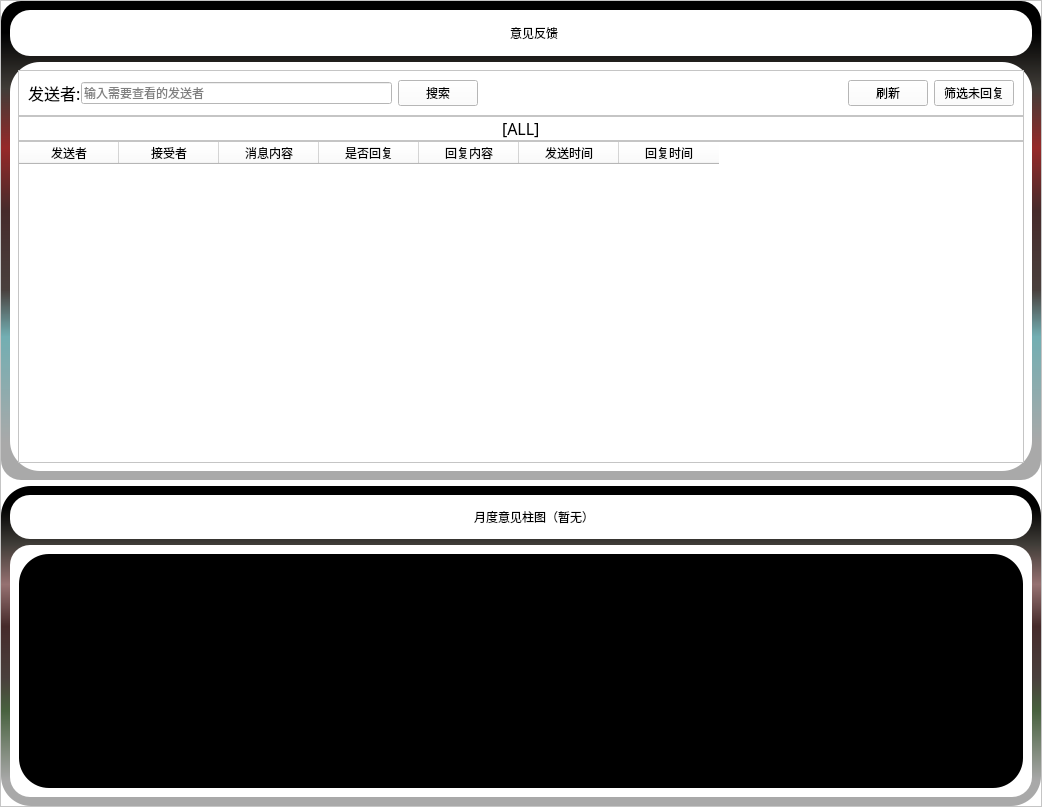
This is FinalProject/message_info_window.ui in musuwer/QtCourse as Qt 5 draws it before an edit. The edited form follows.
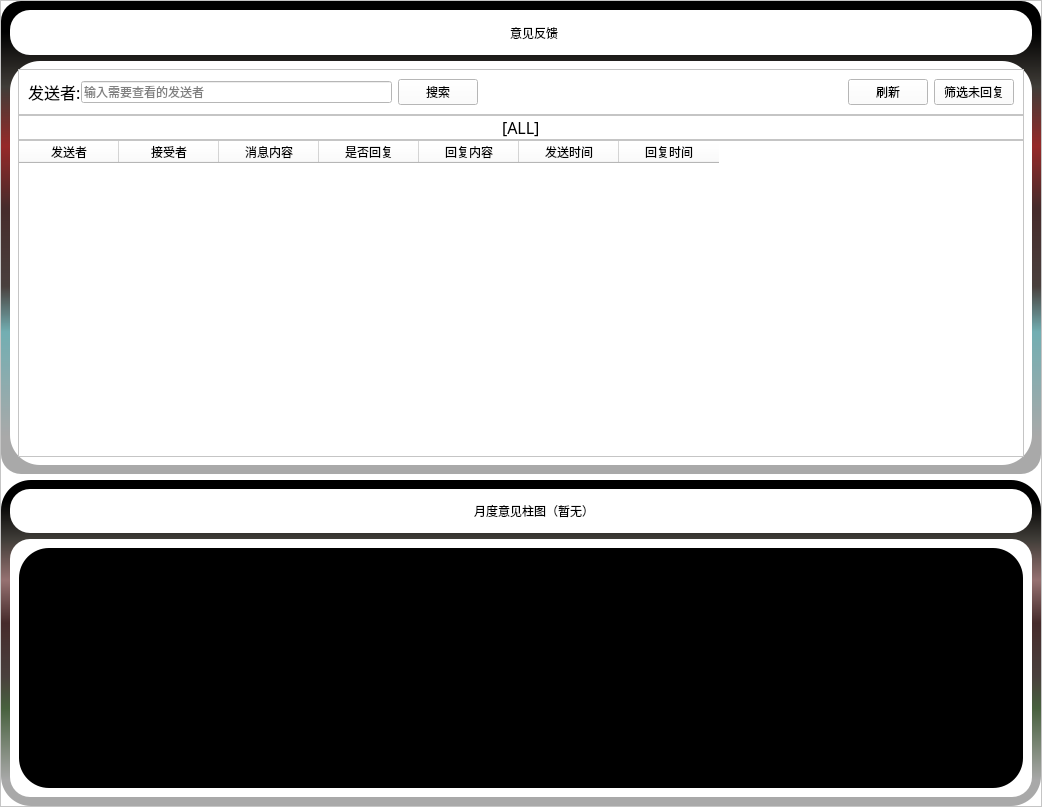
This is the edited form. Icons and pictures are not drawn.

```diff
--- a/FinalProject/message_info_window.ui
+++ b/FinalProject/message_info_window.ui
@@ -679,6 +679,18 @@
            <layout class="QVBoxLayout" name="verticalLayout_7">
             <item>
              <widget class="QWidget" name="advise_widget" native="true">
+              <property name="sizePolicy">
+               <sizepolicy hsizetype="Expanding" vsizetype="Expanding">
+                <horstretch>0</horstretch>
+                <verstretch>0</verstretch>
+               </sizepolicy>
+              </property>
+              <property name="minimumSize">
+               <size>
+                <width>0</width>
+                <height>240</height>
+               </size>
+              </property>
               <property name="styleSheet">
                <string notr="true">background-color: rgb(0, 0, 0);
 border-radius:30px;</string>
```
